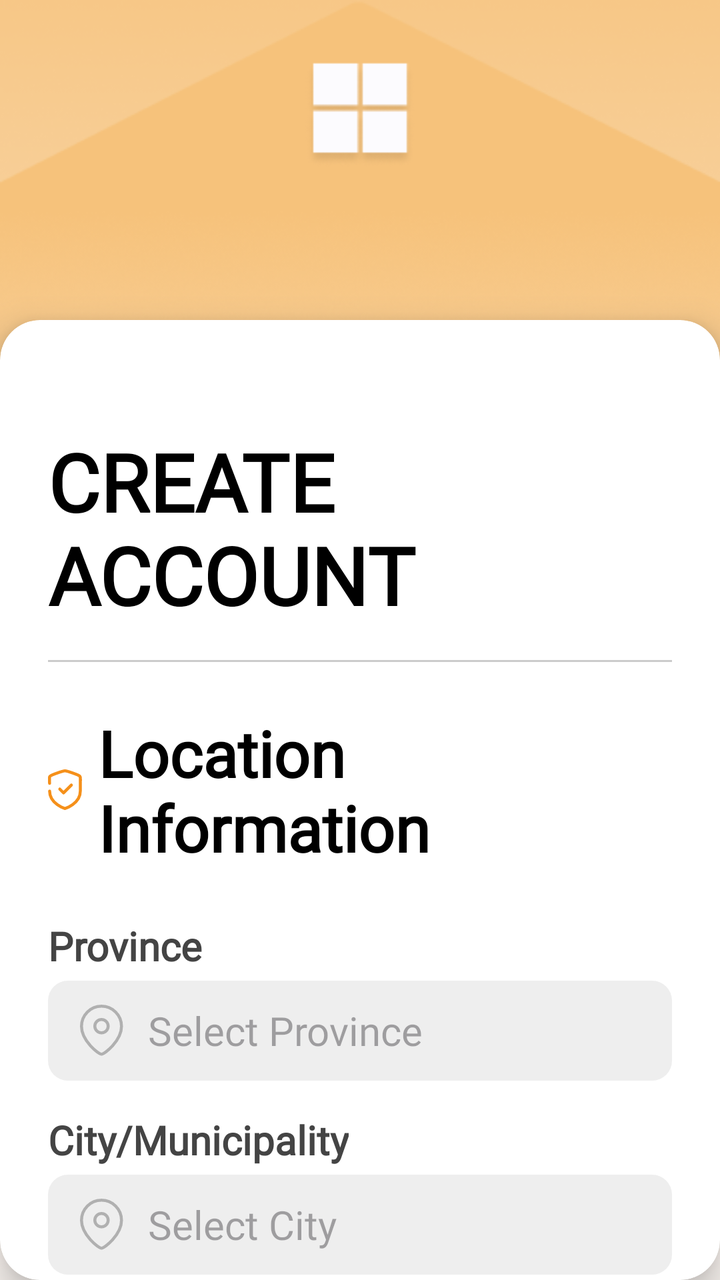
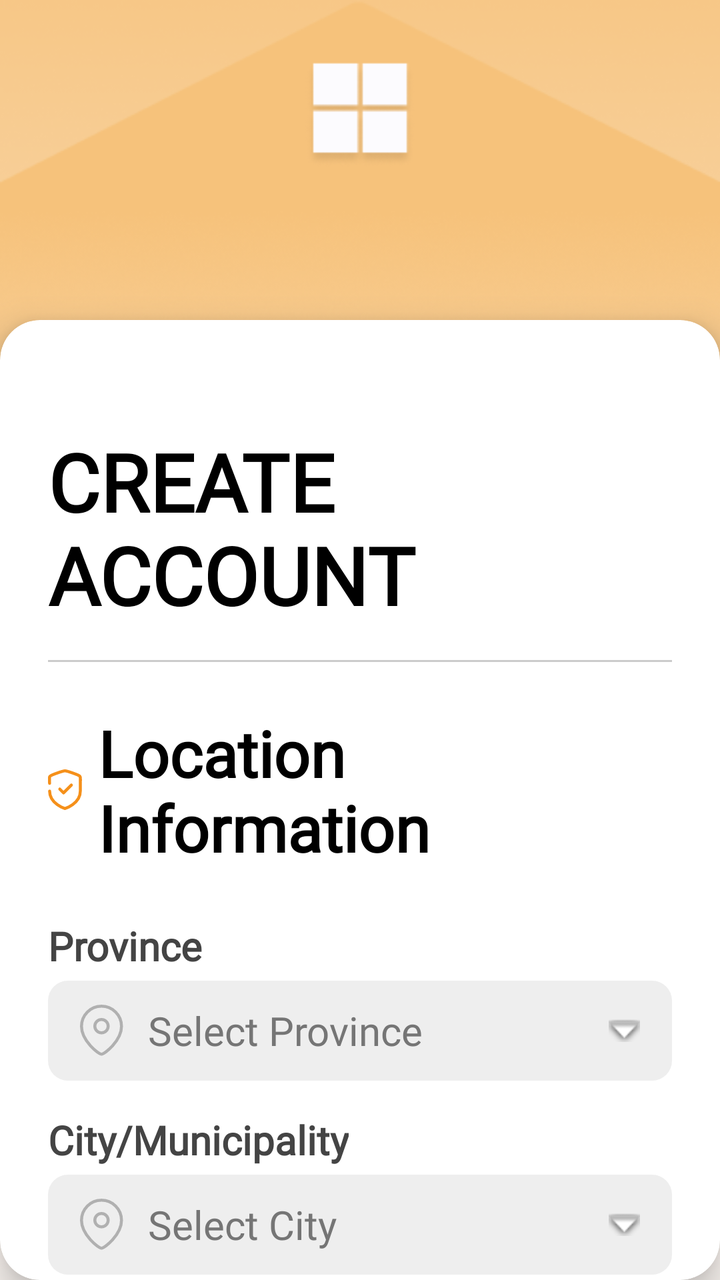

Two renders of the same Android screen: before a commit and after it. Below are the layout's source before the change and the commit's diff.
<!-- AndroidManifest.xml: application theme Theme.Dawnasyon_v1 -->
<!-- res/layout/fragment_sign_up_step3_location.xml -->
<?xml version="1.0" encoding="utf-8"?>
<androidx.constraintlayout.widget.ConstraintLayout
    xmlns:android="http://schemas.android.com/apk/res/android"
    xmlns:app="http://schemas.android.com/apk/res-auto"
    xmlns:tools="http://schemas.android.com/tools"
    android:layout_width="match_parent"
    android:layout_height="match_parent"
    android:background="@color/white">

    <ImageView
        android:id="@+id/bg_main"
        android:layout_width="0dp"
        android:layout_height="0dp"
        android:scaleType="centerCrop"
        app:layout_constraintBottom_toBottomOf="parent"
        app:layout_constraintEnd_toEndOf="parent"
        app:layout_constraintStart_toStartOf="parent"
        app:layout_constraintTop_toTopOf="parent"
        app:srcCompat="@drawable/background"
        android:contentDescription="@null" />

    <ImageView
        android:id="@+id/bg_overlay"
        android:layout_width="0dp"
        android:layout_height="0dp"
        android:scaleType="fitXY"
        app:layout_constraintDimensionRatio="1:1.6"
        app:layout_constraintEnd_toEndOf="parent"
        app:layout_constraintHeight_percent="0.9"
        app:layout_constraintStart_toStartOf="parent"
        app:layout_constraintTop_toTopOf="parent"
        app:srcCompat="@drawable/background2"
        android:contentDescription="@null" />

    <androidx.cardview.widget.CardView
        android:id="@+id/card_container"
        android:layout_width="0dp"
        android:layout_height="0dp"
        android:layout_marginTop="160dp"
        app:cardCornerRadius="20dp"
        app:cardElevation="10dp"
        app:layout_constraintBottom_toBottomOf="parent"
        app:layout_constraintEnd_toEndOf="parent"
        app:layout_constraintStart_toStartOf="parent"
        app:layout_constraintTop_toTopOf="parent">

        <androidx.core.widget.NestedScrollView
            android:layout_width="match_parent"
            android:layout_height="match_parent"
            android:fillViewport="true">

            <androidx.constraintlayout.widget.ConstraintLayout
                android:layout_width="match_parent"
                android:layout_height="wrap_content"
                android:padding="24dp">

                <TextView
                    android:id="@+id/tv_title"
                    android:layout_width="wrap_content"
                    android:layout_height="wrap_content"
                    android:layout_marginTop="30dp"
                    android:fontFamily="@font/dongle"
                    android:text="@string/create_account"
                    android:textColor="@color/black"
                    android:textSize="40sp"
                    android:textStyle="bold"
                    app:layout_constraintEnd_toEndOf="parent"
                    app:layout_constraintStart_toStartOf="parent"
                    app:layout_constraintTop_toTopOf="parent" />

                <View
                    android:id="@+id/divider"
                    android:layout_width="0dp"
                    android:layout_height="1dp"
                    android:layout_marginTop="16dp"
                    android:background="#CCCCCC"
                    app:layout_constraintEnd_toEndOf="parent"
                    app:layout_constraintStart_toStartOf="parent"
                    app:layout_constraintTop_toBottomOf="@id/tv_title" />

                <TextView
                    android:id="@+id/tv_subtitle"
                    android:layout_width="wrap_content"
                    android:layout_height="wrap_content"
                    android:layout_marginTop="24dp"
                    android:drawableStart="@drawable/ic_check"
                    android:drawablePadding="8dp"
                    android:fontFamily="@font/dongle"
                    android:text="@string/location_information"
                    android:textColor="@color/black"
                    android:textSize="32sp"
                    android:textStyle="bold"
                    app:layout_constraintStart_toStartOf="parent"
                    app:layout_constraintTop_toBottomOf="@id/divider" />

                <TextView
                    android:id="@+id/lbl_prov"
                    android:layout_width="wrap_content"
                    android:layout_height="wrap_content"
                    android:layout_marginTop="24dp"
                    android:fontFamily="@font/dongle"
                    android:text="@string/province"
                    android:textColor="#444444"
                    android:textSize="20sp"
                    android:textStyle="bold"
                    app:layout_constraintStart_toStartOf="parent"
                    app:layout_constraintTop_toBottomOf="@id/tv_subtitle" />

                <com.google.android.material.textfield.TextInputLayout
                    android:id="@+id/til_prov"
                    android:layout_width="match_parent"
                    android:layout_height="wrap_content"
                    android:layout_marginTop="4dp"
                    app:hintEnabled="false"
                    app:layout_constraintTop_toBottomOf="@id/lbl_prov">

                    <AutoCompleteTextView
                        android:id="@+id/et_prov_dropdown"
                        android:layout_width="match_parent"
                        android:layout_height="50dp"
                        android:background="@drawable/bg_input_field"
                        android:drawableStart="@drawable/ic_location_on"
                        android:drawablePadding="12dp"
                        android:fontFamily="@font/dongle"
                        android:hint="Select Province"
                        android:inputType="none"
                        android:paddingStart="16dp"
                        android:textSize="20sp" />
                </com.google.android.material.textfield.TextInputLayout>

                <TextView
                    android:id="@+id/lbl_city"
                    android:layout_width="wrap_content"
                    android:layout_height="wrap_content"
                    android:layout_marginTop="16dp"
                    android:fontFamily="@font/dongle"
                    android:text="@string/city_municipality"
                    android:textColor="#444444"
                    android:textSize="20sp"
                    android:textStyle="bold"
                    app:layout_constraintStart_toStartOf="parent"
                    app:layout_constraintTop_toBottomOf="@id/til_prov" />

                <com.google.android.material.textfield.TextInputLayout
                    android:id="@+id/til_city"
                    android:layout_width="match_parent"
                    android:layout_height="wrap_content"
                    android:layout_marginTop="4dp"
                    app:hintEnabled="false"
                    app:layout_constraintTop_toBottomOf="@id/lbl_city">

                    <AutoCompleteTextView
                        android:id="@+id/et_city_dropdown"
                        android:layout_width="match_parent"
                        android:layout_height="50dp"
                        android:background="@drawable/bg_input_field"
                        android:drawableStart="@drawable/ic_location_on"
                        android:drawablePadding="12dp"
                        android:fontFamily="@font/dongle"
                        android:hint="Select City"
                        android:inputType="none"
                        android:paddingStart="16dp"
                        android:textSize="20sp" />
                </com.google.android.material.textfield.TextInputLayout>

                <TextView
                    android:id="@+id/lbl_brgy"
                    android:layout_width="wrap_content"
                    android:layout_height="wrap_content"
                    android:layout_marginTop="16dp"
                    android:fontFamily="@font/dongle"
                    android:text="@string/barangay"
                    android:textColor="#444444"
                    android:textSize="20sp"
                    android:textStyle="bold"
                    app:layout_constraintStart_toStartOf="parent"
                    app:layout_constraintTop_toBottomOf="@id/til_city" />

                <com.google.android.material.textfield.TextInputLayout
                    android:id="@+id/til_brgy"
                    android:layout_width="match_parent"
                    android:layout_height="wrap_content"
                    android:layout_marginTop="4dp"
                    app:hintEnabled="false"
                    app:layout_constraintTop_toBottomOf="@id/lbl_brgy">

                    <AutoCompleteTextView
                        android:id="@+id/et_brgy_dropdown"
                        android:layout_width="match_parent"
                        android:layout_height="50dp"
                        android:background="@drawable/bg_input_field"
                        android:drawableStart="@drawable/ic_location_on"
                        android:drawablePadding="12dp"
                        android:fontFamily="@font/dongle"
                        android:hint="Select Barangay"
                        android:inputType="none"
                        android:paddingStart="16dp"
                        android:textSize="20sp" />
                </com.google.android.material.textfield.TextInputLayout>

                <TextView
                    android:id="@+id/lbl_street"
                    android:layout_width="wrap_content"
                    android:layout_height="wrap_content"
                    android:layout_marginTop="16dp"
                    android:fontFamily="@font/dongle"
                    android:text="@string/street"
                    android:textColor="#444444"
                    android:textSize="20sp"
                    android:textStyle="bold"
                    app:layout_constraintStart_toStartOf="parent"
                    app:layout_constraintTop_toBottomOf="@id/til_brgy" />

                <com.google.android.material.textfield.TextInputLayout
                    android:id="@+id/til_street"
                    android:layout_width="match_parent"
                    android:layout_height="wrap_content"
                    android:layout_marginTop="4dp"
                    app:hintEnabled="false"
                    app:layout_constraintTop_toBottomOf="@id/lbl_street">

                    <AutoCompleteTextView
                        android:id="@+id/et_street_dropdown"
                        android:layout_width="match_parent"
                        android:layout_height="50dp"
                        android:background="@drawable/bg_input_field"
                        android:drawableStart="@drawable/ic_location_on"
                        android:drawablePadding="12dp"
                        android:fontFamily="@font/dongle"
                        android:hint="Select or Type Street"
                        android:inputType="textCapWords"
                        android:completionThreshold="1"
                        android:paddingStart="16dp"
                        android:textSize="20sp" />
                </com.google.android.material.textfield.TextInputLayout>

                <TextView
                    android:id="@+id/lbl_house_no"
                    android:layout_width="wrap_content"
                    android:layout_height="wrap_content"
                    android:layout_marginTop="16dp"
                    android:fontFamily="@font/dongle"
                    android:text="House / Block / Lot Number"
                    android:textColor="#444444"
                    android:textSize="20sp"
                    android:textStyle="bold"
                    app:layout_constraintStart_toStartOf="parent"
                    app:layout_constraintTop_toBottomOf="@id/til_street" />

                <EditText
                    android:id="@+id/et_house_no"
                    android:layout_width="0dp"
                    android:layout_height="50dp"
                    android:layout_marginTop="4dp"
                    android:background="@drawable/bg_input_field"
                    android:drawableStart="@drawable/ic_home_placeholder"
                    android:drawablePadding="12dp"
                    android:fontFamily="@font/dongle"
                    android:hint="Ex. Lot 5 Blk 2"
                    android:paddingStart="16dp"
                    android:textSize="20sp"
                    app:layout_constraintEnd_toEndOf="parent"
                    app:layout_constraintStart_toStartOf="parent"
                    app:layout_constraintTop_toBottomOf="@id/lbl_house_no" />

                <TextView
                    android:id="@+id/lbl_zip"
                    android:layout_width="wrap_content"
                    android:layout_height="wrap_content"
                    android:layout_marginTop="16dp"
                    android:fontFamily="@font/dongle"
                    android:text="Zip Code"
                    android:textColor="#444444"
                    android:textSize="20sp"
                    android:textStyle="bold"
                    app:layout_constraintStart_toStartOf="parent"
                    app:layout_constraintTop_toBottomOf="@id/et_house_no" />

                <EditText
                    android:id="@+id/et_zip"
                    android:layout_width="0dp"
                    android:layout_height="50dp"
                    android:layout_marginTop="4dp"
                    android:background="@drawable/bg_input_field"
                    android:drawableStart="@drawable/ic_location_on"
                    android:drawablePadding="12dp"
                    android:fontFamily="@font/dongle"
                    android:hint="Ex. 1117"
                    android:inputType="number"
                    android:paddingStart="16dp"
                    android:textSize="20sp"
                    app:layout_constraintEnd_toEndOf="parent"
                    app:layout_constraintStart_toStartOf="parent"
                    app:layout_constraintTop_toBottomOf="@id/lbl_zip" />

                <ImageView
                    android:id="@+id/progress_dots"
                    android:layout_width="wrap_content"
                    android:layout_height="30dp"
                    android:layout_marginTop="24dp"
                    android:layout_marginBottom="24dp"
                    android:contentDescription="Step 3"
                    android:scaleType="fitCenter"
                    android:src="@drawable/progress1"
                    app:layout_constraintBottom_toTopOf="@id/nav_container"
                    app:layout_constraintEnd_toEndOf="parent"
                    app:layout_constraintStart_toStartOf="parent"
                    app:layout_constraintTop_toBottomOf="@id/et_zip" />

                <LinearLayout
                    android:id="@+id/nav_container"
                    android:layout_width="match_parent"
                    android:layout_height="wrap_content"
                    android:layout_marginBottom="24dp"
                    android:gravity="center_horizontal"
                    android:orientation="horizontal"
                    app:layout_constraintBottom_toBottomOf="parent"
                    app:layout_constraintEnd_toEndOf="parent"
                    app:layout_constraintStart_toStartOf="parent">

                    <Button
                        android:id="@+id/btn_previous"
                        style="@style/Widget.MaterialComponents.Button.OutlinedButton"
                        android:layout_width="130dp"
                        android:layout_height="wrap_content"
                        android:layout_marginEnd="16dp"
                        android:backgroundTint="#27869B"
                        android:text="@string/previous1"
                        android:textColor="@color/white"
                        app:cornerRadius="6dp" />

                    <Button
                        android:id="@+id/btn_submit"
                        android:layout_width="130dp"
                        android:layout_height="wrap_content"
                        android:backgroundTint="#27859A"
                        android:text="Next"
                        android:textColor="@color/white"
                        app:cornerRadius="6dp" />
                </LinearLayout>

            </androidx.constraintlayout.widget.ConstraintLayout>
        </androidx.core.widget.NestedScrollView>
    </androidx.cardview.widget.CardView>
</androidx.constraintlayout.widget.ConstraintLayout>
<!-- resources referenced by this layout -->
<resources>
  <color name="black">#FF000000</color>
  <color name="white">#FFFFFFFF</color>
  <!-- drawable bg_input_field (drawable) -->
  <?xml version="1.0" encoding="utf-8"?>
  <shape xmlns:android="http://schemas.android.com/apk/res/android">
      <solid android:color="#EEEEEE" /> <corners android:radius="10dp" />
  </shape>
  <!-- drawable ic_check (drawable) -->
  <vector xmlns:android="http://schemas.android.com/apk/res/android"
      android:width="17dp"
      android:height="21dp"
      android:viewportWidth="17"
      android:viewportHeight="21">
    <path
        android:pathData="M0.812,10.879C0.812,17.283 8.485,19.606 8.485,19.606C8.485,19.606 16.156,17.283 16.156,10.879C16.156,4.474 16.434,3.974 15.819,3.358C15.203,2.742 9.491,0.75 8.485,0.75C7.479,0.75 1.765,2.742 1.15,3.358C0.638,3.871 0.745,3.175 0.795,7"
        android:strokeLineJoin="round"
        android:strokeWidth="1.5"
        android:fillColor="#00000000"
        android:strokeColor="#F5901A"
        android:strokeLineCap="round"/>
    <path
        android:pathData="M5.886,9.875L7.778,11.77L11.676,7.87"
        android:strokeLineJoin="round"
        android:strokeWidth="1.5"
        android:fillColor="#00000000"
        android:strokeColor="#F5901A"
        android:strokeLineCap="round"/>
  </vector>
  <!-- drawable ic_location_on (drawable) -->
  <vector xmlns:android="http://schemas.android.com/apk/res/android"
      android:width="22dp"
      android:height="26dp"
      android:viewportWidth="22"
      android:viewportHeight="26">
    <path
        android:pathData="M14.083,10.751C14.083,8.909 12.591,7.417 10.75,7.417C8.909,7.417 7.417,8.909 7.417,10.751C7.417,12.591 8.909,14.083 10.75,14.083C12.591,14.083 14.083,12.591 14.083,10.751Z"
        android:strokeLineJoin="round"
        android:strokeWidth="1.5"
        android:fillColor="#00000000"
        android:fillType="evenOdd"
        android:strokeColor="#B0B0B0"
        android:strokeLineCap="round"/>
    <path
        android:pathData="M10.749,24.75C9.151,24.75 0.75,17.948 0.75,10.834C0.75,5.266 5.226,0.75 10.749,0.75C16.273,0.75 20.75,5.266 20.75,10.834C20.75,17.948 12.347,24.75 10.749,24.75Z"
        android:strokeLineJoin="round"
        android:strokeWidth="1.5"
        android:fillColor="#00000000"
        android:fillType="evenOdd"
        android:strokeColor="#B0B0B0"
        android:strokeLineCap="round"/>
  </vector>
  <string name="barangay" translatable="false">Barangay</string>
  <string name="city_municipality" translatable="false">City/Municipality</string>
  <string name="create_account">CREATE ACCOUNT</string>
  <string name="location_information">Location Information</string>
  <string name="previous1">← Back</string>
  <string name="province" translatable="false">Province</string>
  <string name="street" translatable="false">Street</string>
  <style name="Theme.Dawnasyon_v1" parent="Base.Theme.Dawnasyon_v1" />
  <style name="Base.Theme.Dawnasyon_v1" parent="Theme.Material3.Light.NoActionBar">
          
          
      </style>
  <!-- unchanged entries left out for length: 4 -->
</resources>

<!-- the commit's change to res/layout/fragment_sign_up_step3_location.xml (unified diff, before → after) -->
@@ -120,11 +120,15 @@
                         android:layout_height="50dp"
                         android:background="@drawable/bg_input_field"
                         android:drawableStart="@drawable/ic_location_on"
+                        android:drawableEnd="@android:drawable/arrow_down_float"
                         android:drawablePadding="12dp"
                         android:fontFamily="@font/dongle"
                         android:hint="Select Province"
+                        android:textColorHint="#757575"
+                        android:textColor="#000000"
                         android:inputType="none"
                         android:paddingStart="16dp"
+                        android:paddingEnd="16dp"
                         android:textSize="20sp" />
                 </com.google.android.material.textfield.TextInputLayout>
 
@@ -155,11 +159,15 @@
                         android:layout_height="50dp"
                         android:background="@drawable/bg_input_field"
                         android:drawableStart="@drawable/ic_location_on"
+                        android:drawableEnd="@android:drawable/arrow_down_float"
                         android:drawablePadding="12dp"
                         android:fontFamily="@font/dongle"
                         android:hint="Select City"
+                        android:textColorHint="#757575"
+                        android:textColor="#000000"
                         android:inputType="none"
                         android:paddingStart="16dp"
+                        android:paddingEnd="16dp"
                         android:textSize="20sp" />
                 </com.google.android.material.textfield.TextInputLayout>
 
@@ -190,11 +198,15 @@
                         android:layout_height="50dp"
                         android:background="@drawable/bg_input_field"
                         android:drawableStart="@drawable/ic_location_on"
+                        android:drawableEnd="@android:drawable/arrow_down_float"
                         android:drawablePadding="12dp"
                         android:fontFamily="@font/dongle"
                         android:hint="Select Barangay"
+                        android:textColorHint="#757575"
+                        android:textColor="#000000"
                         android:inputType="none"
                         android:paddingStart="16dp"
+                        android:paddingEnd="16dp"
                         android:textSize="20sp" />
                 </com.google.android.material.textfield.TextInputLayout>
 
@@ -225,12 +237,16 @@
                         android:layout_height="50dp"
                         android:background="@drawable/bg_input_field"
                         android:drawableStart="@drawable/ic_location_on"
+                        android:drawableEnd="@android:drawable/arrow_down_float"
                         android:drawablePadding="12dp"
                         android:fontFamily="@font/dongle"
                         android:hint="Select or Type Street"
+                        android:textColorHint="#757575"
+                        android:textColor="#000000"
                         android:inputType="textCapWords"
                         android:completionThreshold="1"
                         android:paddingStart="16dp"
+                        android:paddingEnd="16dp"
                         android:textSize="20sp" />
                 </com.google.android.material.textfield.TextInputLayout>
 
@@ -257,6 +273,8 @@
                     android:drawablePadding="12dp"
                     android:fontFamily="@font/dongle"
                     android:hint="Ex. Lot 5 Blk 2"
+                    android:textColorHint="#757575"
+                    android:textColor="#000000"
                     android:paddingStart="16dp"
                     android:textSize="20sp"
                     app:layout_constraintEnd_toEndOf="parent"
@@ -286,6 +304,8 @@
                     android:drawablePadding="12dp"
                     android:fontFamily="@font/dongle"
                     android:hint="Ex. 1117"
+                    android:textColorHint="#757575"
+                    android:textColor="#000000"
                     android:inputType="number"
                     android:paddingStart="16dp"
                     android:textSize="20sp"
